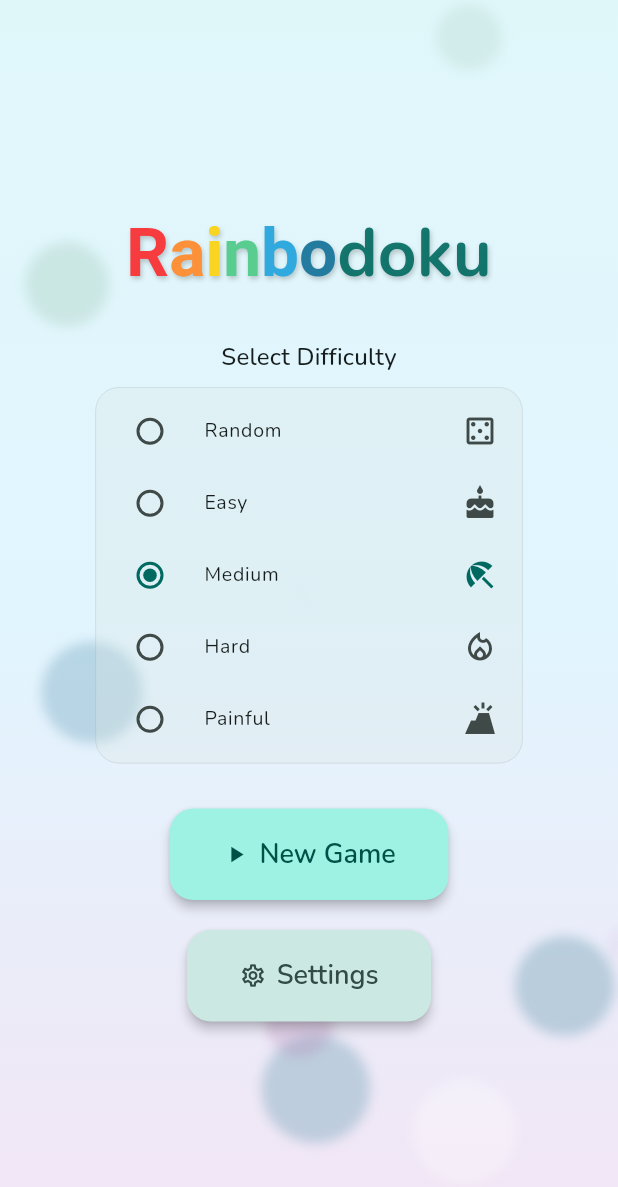
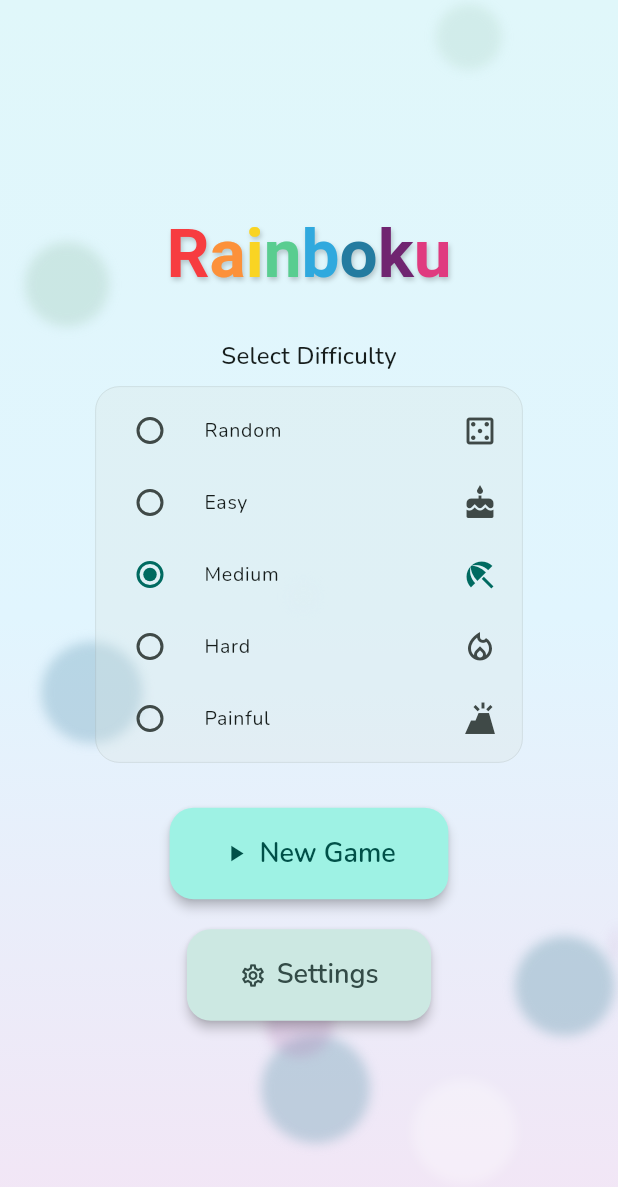
Before and after one commit to harleynelson/huedoku, a Flutter app: the screen it shows after launch, on a phone screen of 412 x 824 dp. Shown: the top 1187 px of the screen. Run offline on Flutter 3.47's test engine with Material 3 defaults, Android fonts, the phone set to English and light mode, and no system bars; our stand-ins replace confetti, google_fonts.

Commit message:
updated to Rainboku

```diff
--- a/lib/constants.dart
+++ b/lib/constants.dart
@@ -1,7 +1,6 @@
 // File: lib/constants.dart
 // Location: ./lib/constants.dart
 
-import 'package:flutter/material.dart';
 
 // --- Grid & Game Logic ---
 const int kGridSize = 9; // Standard Sudoku grid dimension (9x9)
--- a/lib/main.dart
+++ b/lib/main.dart
@@ -35,7 +35,7 @@ class HuedokuApp extends StatelessWidget {
                                              : ThemeMode.light;
 
           return MaterialApp(
-            title: 'Rainbodoku',
+            title: 'Rainboku',
             themeMode: currentThemeMode, // Let the selected theme dictate the mode
             // Provide the selected theme as the primary theme
             theme: selectedThemeData,
--- a/lib/screens/game_screen.dart
+++ b/lib/screens/game_screen.dart
@@ -236,7 +236,7 @@ class _GameScreenState extends State<GameScreen> {
     final Gradient? backgroundGradient = Theme.of(context).extension<AppGradients>()?.backgroundGradient;
     final defaultFallbackGradient = LinearGradient( colors: [ currentTheme.colorScheme.surface, currentTheme.colorScheme.background, ], begin: Alignment.topLeft, end: Alignment.bottomRight, );
     final List<Color> retroColors = ColorPalette.retro.colors;
-    final List<Color> titleColors = retroColors.length >= 6 ? retroColors.sublist(0, 6) : List.generate(6, (_) => currentTheme.appBarTheme.titleTextStyle?.color ?? currentTheme.colorScheme.primary);
+    final List<Color> titleColors = retroColors.length >= 8 ? retroColors.sublist(0, 8) : List.generate(8, (_) => currentTheme.appBarTheme.titleTextStyle?.color ?? currentTheme.colorScheme.primary);
     final TextStyle? baseTitleStyle = currentTheme.appBarTheme.titleTextStyle;
 
     final bool isCompleted = context.select((GameProvider gp) => gp.isCompleted);
@@ -250,7 +250,7 @@ class _GameScreenState extends State<GameScreen> {
          backgroundColor: currentTheme.brightness == Brightness.dark ? Colors.black.withOpacity(kLowMediumOpacity) : Colors.white.withOpacity(kLowOpacity),
          elevation: 0, // kZeroElevation if defined
          foregroundColor: currentTheme.colorScheme.onSurface,
-         title: RichText( text: TextSpan( style: baseTitleStyle, children: <TextSpan>[ TextSpan(text: 'R', style: TextStyle(color: titleColors[1])), TextSpan(text: 'a', style: TextStyle(color: titleColors[2])), TextSpan(text: 'i', style: TextStyle(color: titleColors[0])), TextSpan(text: 'n', style: TextStyle(color: titleColors[3])), TextSpan(text: 'b', style: TextStyle(color: titleColors[4])), TextSpan(text: 'o', style: TextStyle(color: titleColors[5])), const TextSpan(text: 'doku'), ], ), ),
+         title: RichText( text: TextSpan( style: baseTitleStyle, children: <TextSpan>[ TextSpan(text: 'R', style: TextStyle(color: titleColors[1])), TextSpan(text: 'a', style: TextStyle(color: titleColors[2])), TextSpan(text: 'i', style: TextStyle(color: titleColors[0])), TextSpan(text: 'n', style: TextStyle(color: titleColors[3])), TextSpan(text: 'b', style: TextStyle(color: titleColors[4])), TextSpan(text: 'o', style: TextStyle(color: titleColors[5])), TextSpan(text: 'k', style: TextStyle(color: titleColors[6])), TextSpan(text: 'u', style: TextStyle(color: titleColors[7])), ], ), ),
          leading: IconButton( icon: const Icon(Icons.arrow_back), onPressed: () { gameProvider.pauseGame(); Navigator.pop(context); }, ),
          actions: [
              Selector<GameProvider, Tuple2<bool, bool>>( selector: (_, game) => Tuple2(game.isPaused, game.isCompleted), builder: (context, data, child) { final isPaused = data.item1; final isCompleted = data.item2; return IconButton( icon: Icon(isPaused ? Icons.play_arrow : Icons.pause, color: isCompleted ? Colors.grey : null), tooltip: isPaused ? 'Resume' : 'Pause', onPressed: isCompleted ? null : () { final game = Provider.of<GameProvider>(context, listen: false); if (game.isPaused) { game.resumeGame(); } else { game.pauseGame(); } }, ); } ),
--- a/lib/screens/home_screen.dart
+++ b/lib/screens/home_screen.dart
@@ -94,9 +94,9 @@ class _HomeScreenState extends State<HomeScreen> {
     final defaultFallbackGradient = LinearGradient( colors: [ currentTheme.colorScheme.surface, currentTheme.colorScheme.background, ], begin: Alignment.topLeft, end: Alignment.bottomRight, );
 
     final List<Color> retroColors = ColorPalette.retro.colors;
-    final List<Color> titleColors = retroColors.length >= 6
-        ? retroColors.sublist(0, 6)
-        : List.generate(6, (_) => currentTheme.colorScheme.primary);
+    final List<Color> titleColors = retroColors.length >= 8
+        ? retroColors.sublist(0, 8)
+        : List.generate(8, (_) => currentTheme.colorScheme.primary);
 
     return Scaffold(
       body: Stack(
@@ -128,7 +128,7 @@ class _HomeScreenState extends State<HomeScreen> {
                           color: currentTheme.colorScheme.primary.withOpacity(kVeryHighOpacity),
                           shadows: [ Shadow( color: currentTheme.colorScheme.shadow.withOpacity(kLowMediumOpacity), blurRadius: 4, offset: const Offset(1, 2) ) ] // Keep specific or make constants
                        ) ),
-                       children: <TextSpan>[ TextSpan(text: 'R', style: TextStyle(color: titleColors[1])), TextSpan(text: 'a', style: TextStyle(color: titleColors[2])), TextSpan(text: 'i', style: TextStyle(color: titleColors[0])), TextSpan(text: 'n', style: TextStyle(color: titleColors[3])), TextSpan(text: 'b', style: TextStyle(color: titleColors[4])), TextSpan(text: 'o', style: TextStyle(color: titleColors[5])), const TextSpan(text: 'doku'), ],
+                       children: <TextSpan>[ TextSpan(text: 'R', style: TextStyle(color: titleColors[1])), TextSpan(text: 'a', style: TextStyle(color: titleColors[2])), TextSpan(text: 'i', style: TextStyle(color: titleColors[0])), TextSpan(text: 'n', style: TextStyle(color: titleColors[3])), TextSpan(text: 'b', style: TextStyle(color: titleColors[4])), TextSpan(text: 'o', style: TextStyle(color: titleColors[5])), TextSpan(text: 'k', style: TextStyle(color: titleColors[6])), TextSpan(text: 'u', style: TextStyle(color: titleColors[7])), ],
                      ),
                   ),
                   // --- UPDATED: Use constant for spacing ---
```
Also changed, not shown: 3 other files.
